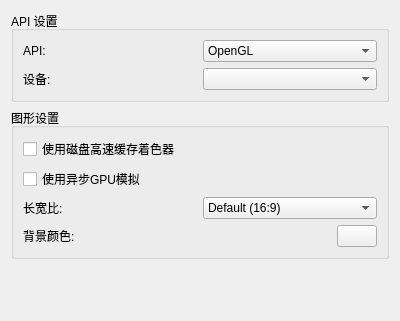
Old version of the form src/yuzu/configuration/configure_graphics.ui in the repository formylover/yuzu-early-access.
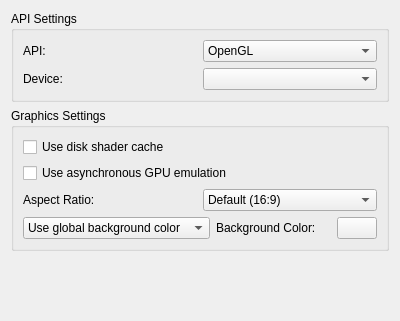
New version of the form.

The edit to the form file:
```diff
--- a/src/yuzu/configuration/configure_graphics.ui
+++ b/src/yuzu/configuration/configure_graphics.ui
@@ -19,7 +19,7 @@
      <item>
       <widget class="QGroupBox" name="groupBox_2">
        <property name="title">
-        <string>API 设置</string>
+        <string>API Settings</string>
        </property>
        <layout class="QVBoxLayout" name="verticalLayout_3">
         <item>
@@ -52,7 +52,7 @@
           <item>
            <widget class="QLabel" name="label_3">
             <property name="text">
-             <string>设备:</string>
+             <string>Device:</string>
             </property>
            </widget>
           </item>
@@ -67,20 +67,20 @@
      <item>
       <widget class="QGroupBox" name="groupBox">
        <property name="title">
-        <string>图形设置</string>
+        <string>Graphics Settings</string>
        </property>
        <layout class="QVBoxLayout" name="verticalLayout_4">
         <item>
          <widget class="QCheckBox" name="use_disk_shader_cache">
           <property name="text">
-           <string>使用磁盘高速缓存着色器</string>
+           <string>Use disk shader cache</string>
           </property>
          </widget>
         </item>
         <item>
          <widget class="QCheckBox" name="use_asynchronous_gpu_emulation">
           <property name="text">
-           <string>使用异步GPU模拟</string>
+           <string>Use asynchronous GPU emulation</string>
           </property>
          </widget>
         </item>
@@ -89,7 +89,7 @@
           <item>
            <widget class="QLabel" name="ar_label">
             <property name="text">
-             <string>长宽比:</string>
+             <string>Aspect Ratio:</string>
             </property>
            </widget>
           </item>
@@ -121,13 +121,49 @@
         </item>
         <item>
          <layout class="QHBoxLayout" name="horizontalLayout_3">
+          <item>
+           <widget class="QComboBox" name="bg_combobox">
+            <property name="currentText">
+             <string>Use global background color</string>
+            </property>
+            <property name="currentIndex">
+             <number>0</number>
+            </property>
+            <property name="maxVisibleItems">
+             <number>10</number>
+            </property>
+            <item>
+             <property name="text">
+              <string>Use global background color</string>
+             </property>
+            </item>
+            <item>
+             <property name="text">
+              <string>Set background color:</string>
+             </property>
+            </item>
+           </widget>
+          </item>
           <item>
            <widget class="QLabel" name="bg_label">
             <property name="text">
-             <string>背景颜色:</string>
+             <string>Background Color:</string>
             </property>
            </widget>
           </item>
+          <item>
+           <spacer name="horizontalSpacer">
+            <property name="orientation">
+             <enum>Qt::Horizontal</enum>
+            </property>
+            <property name="sizeHint" stdset="0">
+             <size>
+              <width>40</width>
+              <height>20</height>
+             </size>
+            </property>
+           </spacer>
+          </item>
           <item>
            <widget class="QPushButton" name="bg_button">
             <property name="maximumSize">
```
Left out of the diff: 2 changed lines with no effect on the pictures.
